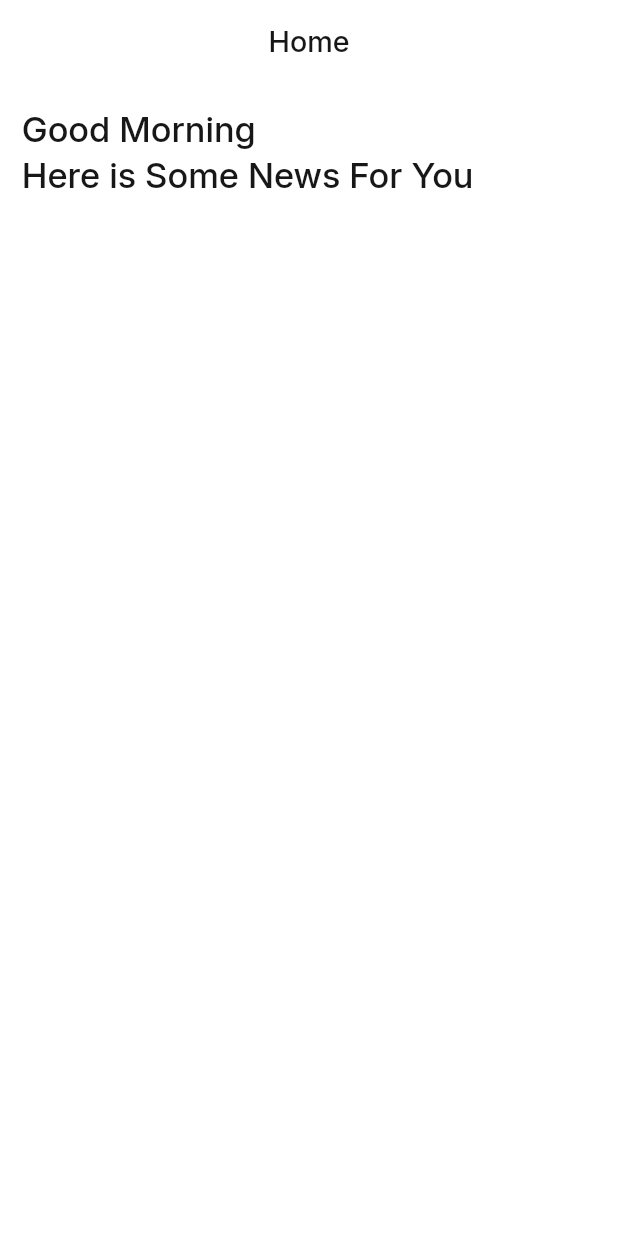
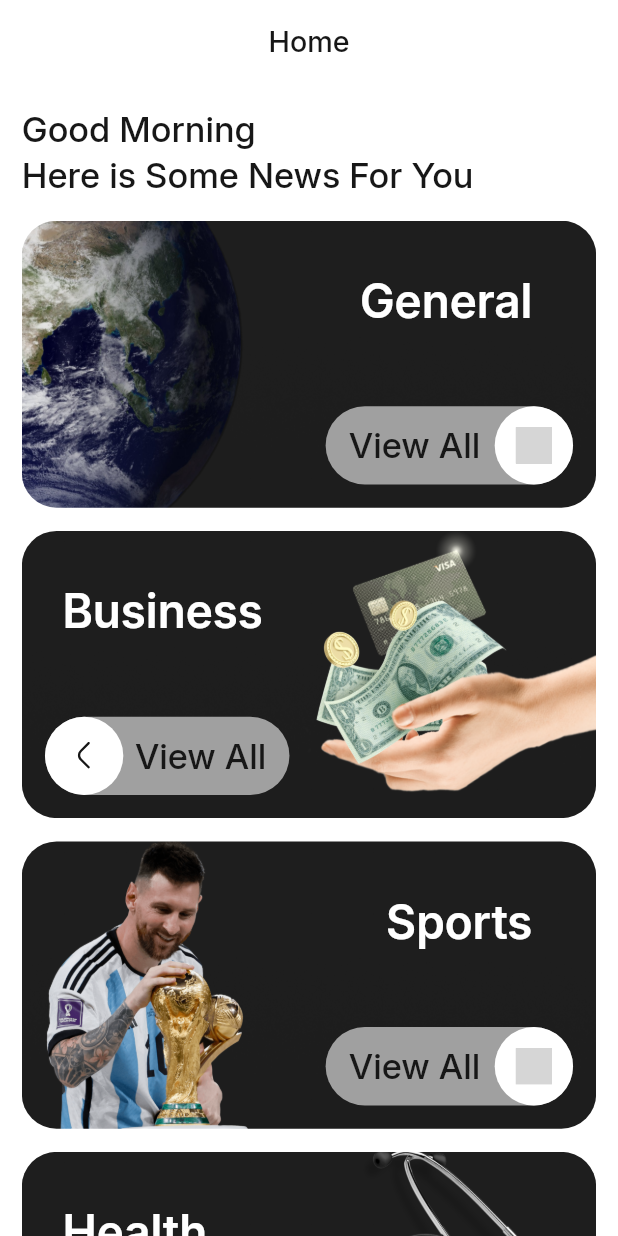
Before and after one commit to AhmedTarek-f/news-app, a Flutter app: the screen it shows after launch, on a phone screen of 412 x 824 dp. Run offline on Flutter 3.47's test engine with Material 3 defaults, Android fonts, the light colour scheme and no system bars; our stand-ins replace another_flushbar, cached_network_image, connectivity_plus, dartz, dio, equatable and 9 more; generated files the repository leaves out were written again; grey boxes are pictures that could not be loaded.

Commit message:
modified versions

```diff
--- a/lib/features/home/presentation/views_model/home_provider.dart
+++ b/lib/features/home/presentation/views_model/home_provider.dart
@@ -1,9 +1,47 @@
-import 'package:news_app/features/home/presentation/views_model/home_notifier.dart';
+import 'package:news_app/core/constants/app_images.dart';
+import 'package:news_app/features/home/data/models/home_card_model.dart';
 import 'package:riverpod_annotation/riverpod_annotation.dart';
 
 part 'home_provider.g.dart';
 
 @riverpod
-HomeNotifier home(ref) {
-  return HomeNotifier();
+List<HomeCardModel> home(ref) {
+  return const [
+    HomeCardModel(
+      cardName: "General",
+      cardImageLight: AppImages.generalLight,
+      cardImageDark: AppImages.generalDark,
+    ),
+    HomeCardModel(
+      cardName: "Business",
+      cardImageLight: AppImages.busniessLight,
+      cardImageDark: AppImages.busniessDark,
+    ),
+    HomeCardModel(
+      cardName: "Sports",
+      cardImageLight: AppImages.sportLight,
+      cardImageDark: AppImages.sportDark,
+    ),
+
+    HomeCardModel(
+      cardName: "Health",
+      cardImageLight: AppImages.healthLight,
+      cardImageDark: AppImages.healthDark,
+    ),
+    HomeCardModel(
+      cardName: "Science",
+      cardImageLight: AppImages.scienceLight,
+      cardImageDark: AppImages.scienceDark,
+    ),
+    HomeCardModel(
+      cardName: "Technology",
+      cardImageLight: AppImages.technologyLight,
+      cardImageDark: AppImages.technologyDark,
+    ),
+    HomeCardModel(
+      cardName: "Entertainment",
+      cardImageLight: AppImages.entertainmentLight,
+      cardImageDark: AppImages.entertainmentDark,
+    ),
+  ];
 }
```
Also changed, not shown: lib/core/common_widgets/lottie_error_widget.dart (+10 -17 lines), lib/features/home/presentation/views/widgets/home_cards_list.dart (+4 -4 lines), lib/features/home/presentation/views_model/home_provider.g.dart.
